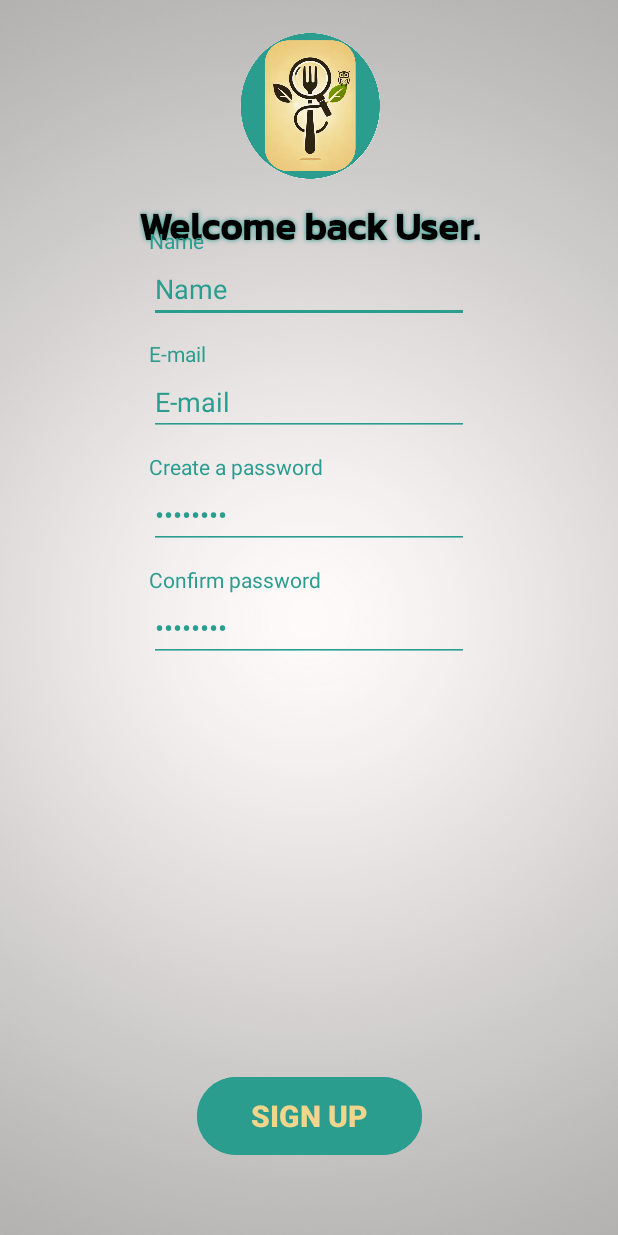
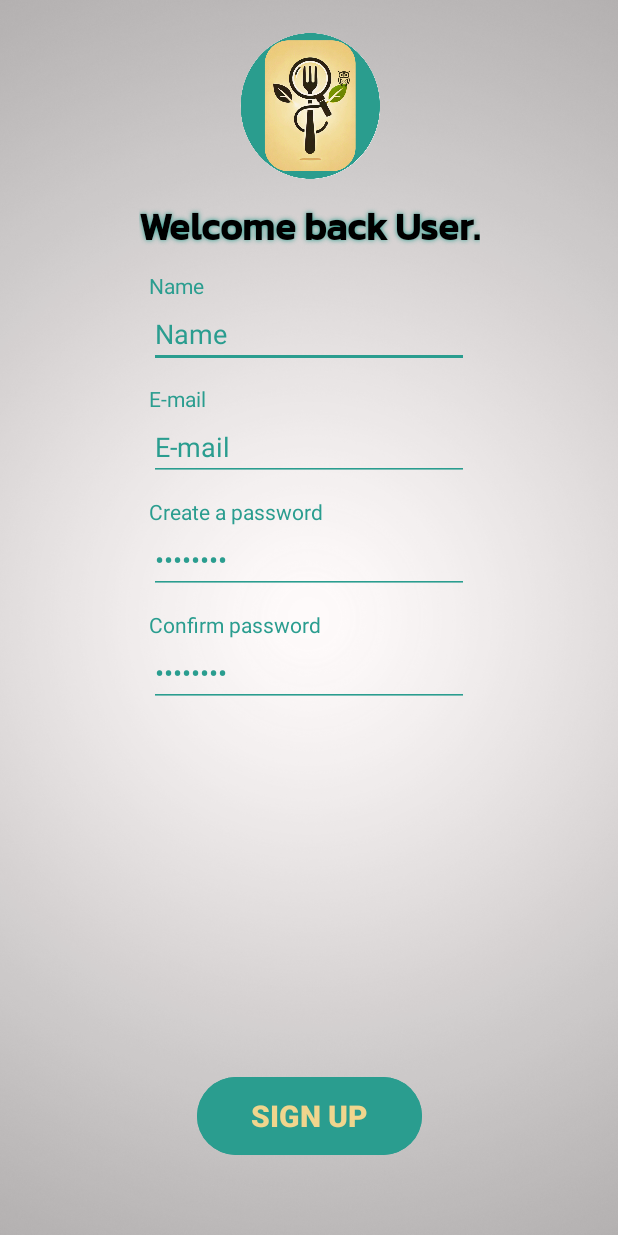
Before and after one commit to MigoCP/DineWise, an Android app: the SignUpPage screen opened directly, with no data from a screen before it, on a phone screen of 412 x 824 dp. Run offline under Robolectric (Android 15) with nearby library versions, the phone set to English and light mode, and no system bars; our stand-ins replace Firebase (no records; nobody signed in at launch, a user with empty details on screens opened directly); 1 statement that could not run was skipped.

Commit message:
adjusted the UI of the signup page

```diff
--- a/app/src/main/res/layout/activity_signup_page.xml
+++ b/app/src/main/res/layout/activity_signup_page.xml
@@ -53,8 +53,9 @@
         android:layout_height="wrap_content"
         android:text="Name"
         android:textColor="@color/teal"
-        app:layout_constraintBottom_toTopOf="@+id/edName"
-        app:layout_constraintStart_toStartOf="@+id/edName" />
+        app:layout_constraintTop_toBottomOf="@+id/tvTitle"
+        app:layout_constraintStart_toStartOf="@+id/edName"
+        android:layout_marginTop="10dp"/>
 
     <EditText
         android:id="@+id/edName"
@@ -67,8 +68,8 @@
         android:backgroundTint="@color/teal"
         app:layout_constraintEnd_toEndOf="parent"
         app:layout_constraintStart_toStartOf="parent"
-        app:layout_constraintTop_toBottomOf="@+id/imageView"
-        android:layout_marginTop="50dp" />
+        app:layout_constraintTop_toBottomOf="@+id/tvName"
+        />
 
     <!-- Email Field -->
     <TextView
```
